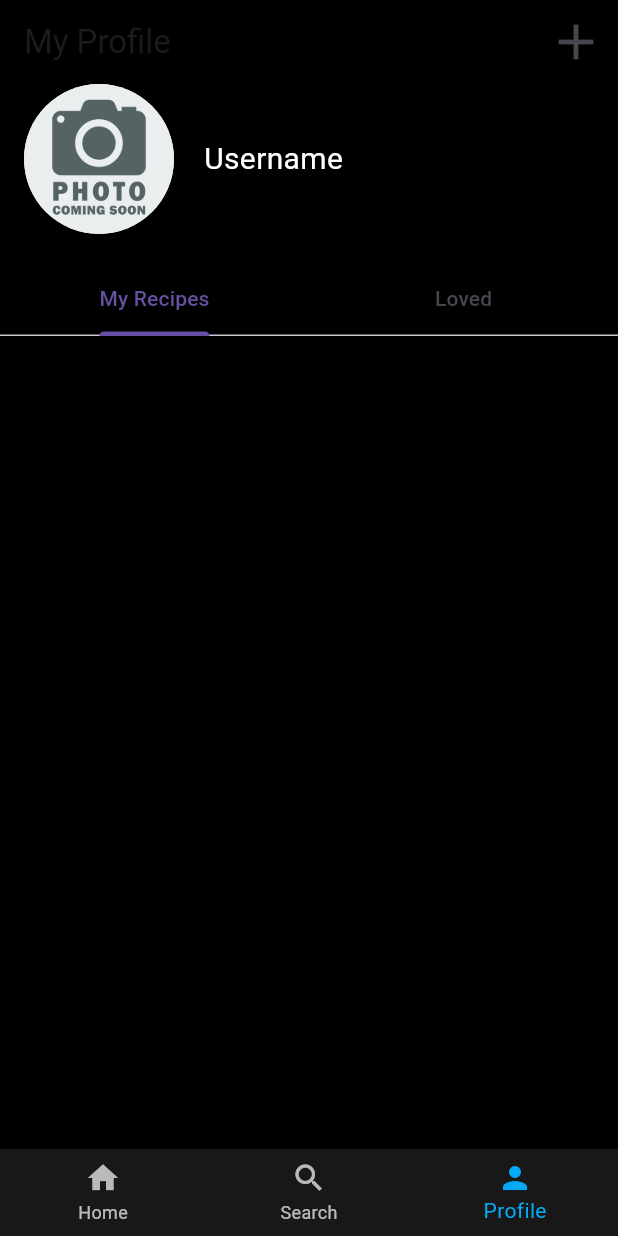
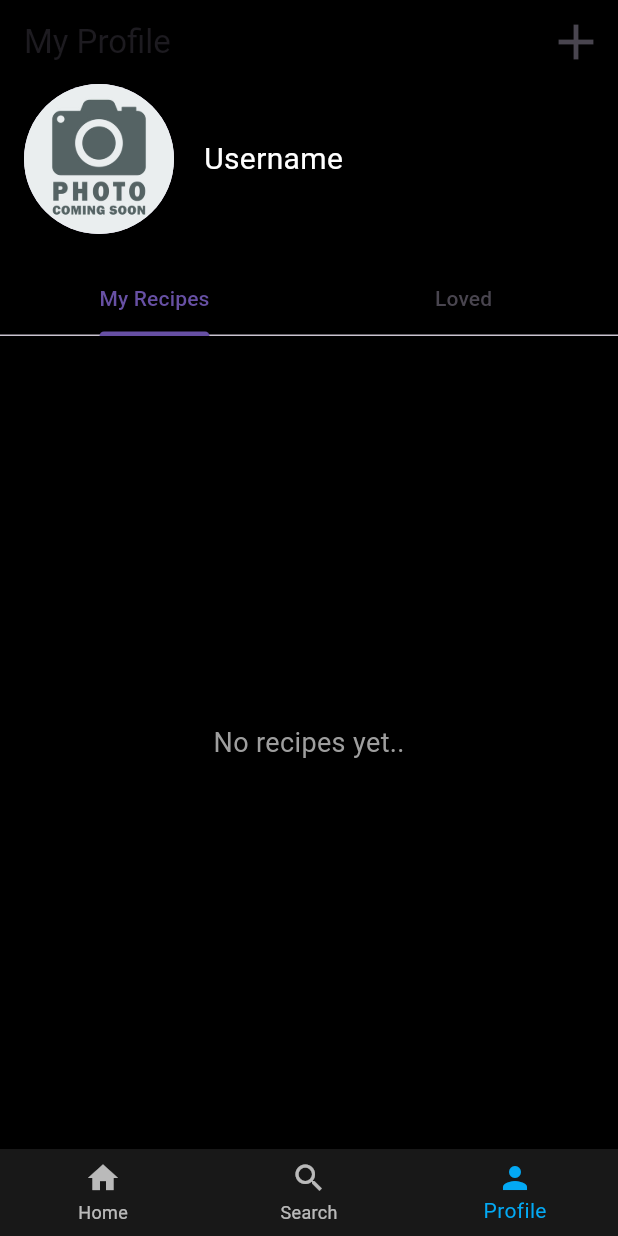
Before and after one commit to Sigrun3va/Lokaverkefni_recipes_app, a Flutter app: the screen it shows after launch, item 3 of the bottom bar chosen, on a phone screen of 412 x 824 dp. Run offline on Flutter 3.47's test engine with Material 3 defaults, Android fonts, the phone set to English and light mode, and no system bars; our stand-ins replace image_picker, sqflite; accounts and stored records are empty.

Commit message:
9.1.24(3)

```diff
--- a/lib/screens/profile/profile_screen.dart
+++ b/lib/screens/profile/profile_screen.dart
@@ -148,6 +148,14 @@ class _ProfileScreenState extends State<ProfileScreen>
   }
 
   Widget _buildMyRecipesTab() {
+    if (userAddedRecipes.isEmpty) {
+      return const Center(
+        child: Text(
+          'No recipes yet..',
+          style: TextStyle(color: Colors.grey, fontSize: 18),
+        ),
+      );
+    }
     return GridView.builder(
       gridDelegate: const SliverGridDelegateWithFixedCrossAxisCount(
         crossAxisCount: 2,
```
